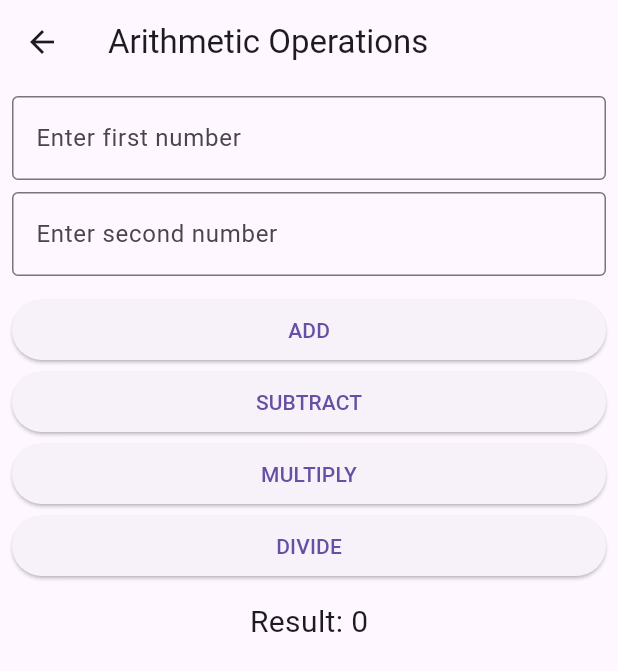
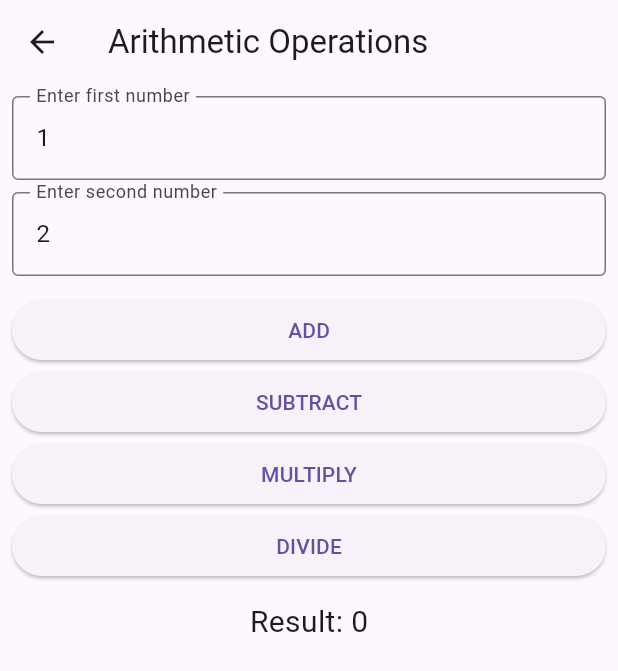
Before and after one commit to ankit7756/flutter_assignment_2, a Flutter app: the screen it shows after launch, after a tap on "Arithmetic Operations", on a phone screen of 412 x 824 dp. Shown: the top 671 px of the screen. Run offline on Flutter 3.47's test engine with Material 3 defaults, Android fonts, the phone set to English and light mode, and no system bars.

Commit message:
new commit

```diff
--- a/lib/screens/arithmetic_screen.dart
+++ b/lib/screens/arithmetic_screen.dart
@@ -8,9 +8,18 @@ class ArithmeticScreen extends StatefulWidget {
 }
 
 class _ArithmeticScreenState extends State<ArithmeticScreen> {
-  int first = 0;
-  int second = 0;
+  // Controllers with default values
+  final TextEditingController firstController = TextEditingController(
+    text: "1",
+  );
+  final TextEditingController secondController = TextEditingController(
+    text: "2",
+  );
+
   int result = 0;
+
+  // Form Key
+  final _formKey = GlobalKey<FormState>();
 
   @override
   Widget build(BuildContext context) {
@@ -18,43 +27,83 @@ class _ArithmeticScreenState extends State<ArithmeticScreen> {
       appBar: AppBar(title: const Text("Arithmetic Operations")),
       body: Padding(
         padding: const EdgeInsets.all(8),
+        child: Form(
+          key: _formKey,
           child: Column(
             children: [
-            TextField(
-              onChanged: (value) => first = int.tryParse(value) ?? 0,
+              // FIRST NUMBER
+              TextFormField(
+                controller: firstController,
+                keyboardType: TextInputType.number,
                 decoration: const InputDecoration(
                   labelText: "Enter first number",
                   border: OutlineInputBorder(),
                 ),
+                validator: (value) => value == null || value.isEmpty
+                    ? "Enter first number"
+                    : null,
               ),
               const SizedBox(height: 8),
-            TextField(
-              onChanged: (value) => second = int.tryParse(value) ?? 0,
+
+              // SECOND NUMBER
+              TextFormField(
+                controller: secondController,
+                keyboardType: TextInputType.number,
                 decoration: const InputDecoration(
                   labelText: "Enter second number",
                   border: OutlineInputBorder(),
                 ),
+                validator: (value) => value == null || value.isEmpty
+                    ? "Enter second number"
+                    : null,
               ),
               const SizedBox(height: 12),
 
-            _btn("ADD", () => result = first + second),
-            _btn("SUBTRACT", () => result = first - second),
-            _btn("MULTIPLY", () => result = first * second),
-            _btn("DIVIDE", () => result = second == 0 ? 0 : first ~/ second),
+              // BUTTONS
+              _btn("ADD", () {
+                int a = int.parse(firstController.text);
+                int b = int.parse(secondController.text);
+                result = a + b;
+              }),
+
+              _btn("SUBTRACT", () {
+                int a = int.parse(firstController.text);
+                int b = int.parse(secondController.text);
+                result = a - b;
+              }),
+
+              _btn("MULTIPLY", () {
+                int a = int.parse(firstController.text);
+                int b = int.parse(secondController.text);
+                result = a * b;
+              }),
+
+              _btn("DIVIDE", () {
+                int a = int.parse(firstController.text);
+                int b = int.parse(secondController.text);
+                result = b == 0 ? 0 : a ~/ b;
+              }),
 
               const SizedBox(height: 12),
               Text("Result: $result", style: const TextStyle(fontSize: 20)),
             ],
           ),
         ),
+      ),
     );
   }
 
-  Widget _btn(String text, Function() onTap) {
+  Widget _btn(String text, Function() calcFunction) {
     return SizedBox(
       width: double.infinity,
       child: ElevatedButton(
-        onPressed: () => setState(onTap),
+        onPressed: () {
+          if (_formKey.currentState!.validate()) {
+            setState(() {
+              calcFunction();
+            });
+          }
+        },
         child: Text(text),
       ),
     );
--- a/lib/screens/dashboard_screen.dart
+++ b/lib/screens/dashboard_screen.dart
@@ -1,4 +1,6 @@
 import 'package:flutter/material.dart';
+import 'package:flutter_assignment_1/screens/column_screen.dart';
+import 'package:flutter_assignment_1/screens/flutter_layout_screen.dart';
 import 'arithmetic_screen.dart';
 import 'simple_interest_screen.dart';
 import 'area_of_circle_screen.dart';
@@ -10,29 +12,54 @@ class DashboardScreen extends StatelessWidget {
   @override
   Widget build(BuildContext context) {
     return Scaffold(
-      appBar: AppBar(title: const Text("Dashboard")),
+      backgroundColor: Colors.white,
+
+      appBar: AppBar(
+        title: const Text(
+          "Dashboard",
+          style: TextStyle(fontWeight: FontWeight.w600),
+        ),
+        backgroundColor: Colors.blue,
+        centerTitle: true,
+        elevation: 0,
+      ),
+
       body: Padding(
         padding: const EdgeInsets.all(16),
         child: Column(
           children: [
-            _menuButton(
-              context,
-              "Arithmetic Operations",
-              const ArithmeticScreen(),
+            _menuTile(
+              context: context,
+              title: "Arithmetic Operations",
+              screen: const ArithmeticScreen(),
             ),
-            const SizedBox(height: 12),
-            _menuButton(
-              context,
-              "Simple Interest Calculator",
-              const SimpleInterestScreen(),
+
+            _menuTile(
+              context: context,
+              title: "Simple Interest",
+              screen: const SimpleInterestScreen(),
             ),
-            const SizedBox(height: 12),
-            _menuButton(context, "Area of Circle", const AreaOfCircleScreen()),
-            const SizedBox(height: 12),
-            _menuButton(
-              context,
-              "Palindrome Checker",
-              const PalindromeNumberScreen(),
+
+            _menuTile(
+              context: context,
+              title: "Area of Circle",
+              screen: const AreaOfCircleScreen(),
+            ),
+
+            _menuTile(
+              context: context,
+              title: "Palindrome Checker",
+              screen: const PalindromeNumberScreen(),
+            ),
+            _menuTile(
+              context: context,
+              title: "Layout Screen",
+              screen: FlutterLayoutScreen(),
+            ),
+            _menuTile(
+              context: context,
+              title: "Column Screen",
+              screen: ColumnScreen(),
             ),
           ],
         ),
@@ -40,14 +67,37 @@ class DashboardScreen extends StatelessWidget {
     );
   }
 
-  Widget _menuButton(BuildContext context, String title, Widget screen) {
-    return SizedBox(
-      width: double.infinity,
-      child: ElevatedButton(
-        onPressed: () {
-          Navigator.push(context, MaterialPageRoute(builder: (_) => screen));
-        },
-        child: Text(title),
+  Widget _menuTile({
+    required BuildContext context,
+    required String title,
+    required Widget screen,
+  }) {
+    return GestureDetector(
+      onTap: () {
+        Navigator.push(context, MaterialPageRoute(builder: (_) => screen));
+      },
+      child: Container(
+        width: double.infinity,
+        margin: const EdgeInsets.only(bottom: 14),
+        padding: const EdgeInsets.symmetric(vertical: 18, horizontal: 20),
+        decoration: BoxDecoration(
+          color: const Color(0xfff7f7f7),
+          borderRadius: BorderRadius.circular(12),
+          border: Border.all(color: Colors.black12),
+        ),
+        child: Row(
+          mainAxisAlignment: MainAxisAlignment.spaceBetween,
+          children: [
+            Text(
+              title,
+              style: const TextStyle(fontSize: 17, fontWeight: FontWeight.w500),
+            ),
+            const Text(
+              ">",
+              style: TextStyle(fontSize: 18, fontWeight: FontWeight.w400),
+            ),
+          ],
+        ),
       ),
     );
   }
```
Also changed, not shown: lib/screens/area_of_circle_screen.dart (+19 -5 lines), lib/screens/column_screen.dart (added, +49 -0 lines), lib/screens/flutter_layout_screen.dart (added, +61 -0 lines). Lines whose indentation alone changed are shown as unchanged.
